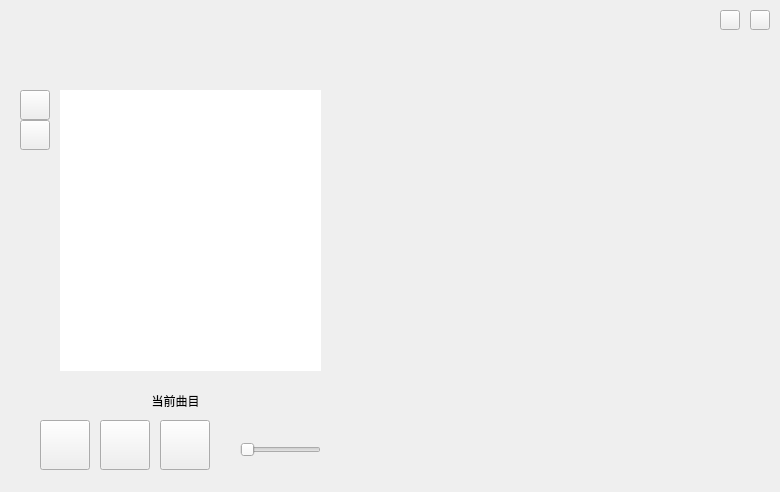
The window that mainwindow.ui (charlotteLive/MucisPlayer) describes before a commit, drawn with Qt 5.
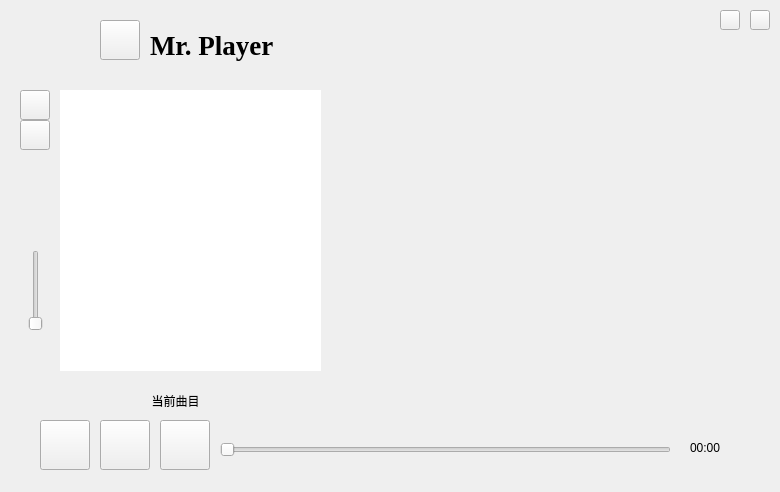
The same window after the commit. Icons and pictures are not drawn.

```diff
--- a/mainwindow.ui
+++ b/mainwindow.ui
@@ -84,25 +84,6 @@
      <string/>
     </property>
    </widget>
-   <widget class="QSlider" name="volume">
-    <property name="geometry">
-     <rect>
-      <x>240</x>
-      <y>440</y>
-      <width>81</width>
-      <height>19</height>
-     </rect>
-    </property>
-    <property name="styleSheet">
-     <string notr="true">border-image: \*url();</string>
-    </property>
-    <property name="maximum">
-     <number>100</number>
-    </property>
-    <property name="orientation">
-     <enum>Qt::Horizontal</enum>
-    </property>
-   </widget>
    <widget class="QLabel" name="songName">
     <property name="geometry">
      <rect>
@@ -239,6 +220,111 @@
      <string/>
     </property>
    </widget>
+   <widget class="QSlider" name="volume">
+    <property name="geometry">
+     <rect>
+      <x>26</x>
+      <y>250</y>
+      <width>20</width>
+      <height>81</height>
+     </rect>
+    </property>
+    <property name="styleSheet">
+     <string notr="true">border-image: \*url();</string>
+    </property>
+    <property name="orientation">
+     <enum>Qt::Vertical</enum>
+    </property>
+   </widget>
+   <widget class="QSlider" name="progressSlider">
+    <property name="geometry">
+     <rect>
+      <x>220</x>
+      <y>440</y>
+      <width>451</width>
+      <height>19</height>
+     </rect>
+    </property>
+    <property name="styleSheet">
+     <string notr="true">border-image: \*url();</string>
+    </property>
+    <property name="orientation">
+     <enum>Qt::Horizontal</enum>
+    </property>
+   </widget>
+   <widget class="QLabel" name="progress">
+    <property name="geometry">
+     <rect>
+      <x>690</x>
+      <y>440</y>
+      <width>41</width>
+      <height>16</height>
+     </rect>
+    </property>
+    <property name="styleSheet">
+     <string notr="true">border-image: \*url();
+color: rgb(255, 255, 255);</string>
+    </property>
+    <property name="text">
+     <string>00:00</string>
+    </property>
+   </widget>
+   <widget class="QLabel" name="label">
+    <property name="geometry">
+     <rect>
+      <x>20</x>
+      <y>340</y>
+      <width>30</width>
+      <height>30</height>
+     </rect>
+    </property>
+    <property name="styleSheet">
+     <string notr="true">border-image: url(:/icon/picture/volume.png);</string>
+    </property>
+    <property name="text">
+     <string/>
+    </property>
+   </widget>
+   <widget class="QLabel" name="label_2">
+    <property name="geometry">
+     <rect>
+      <x>150</x>
+      <y>20</y>
+      <width>131</width>
+      <height>50</height>
+     </rect>
+    </property>
+    <property name="font">
+     <font>
+      <family>Times New Roman</family>
+      <pointsize>20</pointsize>
+      <weight>75</weight>
+      <bold>true</bold>
+     </font>
+    </property>
+    <property name="styleSheet">
+     <string notr="true">border-image: \*url();</string>
+    </property>
+    <property name="text">
+     <string>Mr. Player</string>
+    </property>
+   </widget>
+   <widget class="QPushButton" name="pushButton">
+    <property name="geometry">
+     <rect>
+      <x>100</x>
+      <y>20</y>
+      <width>40</width>
+      <height>40</height>
+     </rect>
+    </property>
+    <property name="styleSheet">
+     <string notr="true">border-image: url(:/icon/picture/vintage36.png);</string>
+    </property>
+    <property name="text">
+     <string/>
+    </property>
+   </widget>
    <zorder>close</zorder>
    <zorder>minimize</zorder>
    <zorder>lastSong</zorder>
```
Left out of the diff: 15 changed lines with no effect on the pictures.
